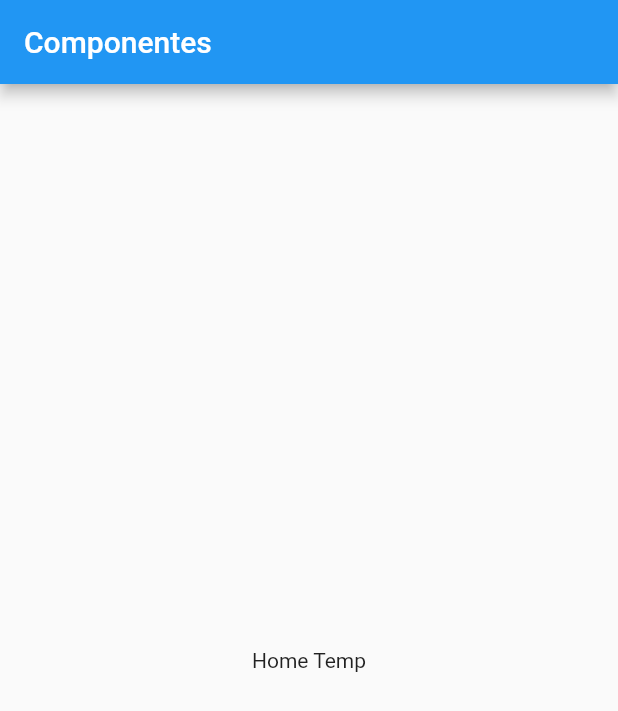
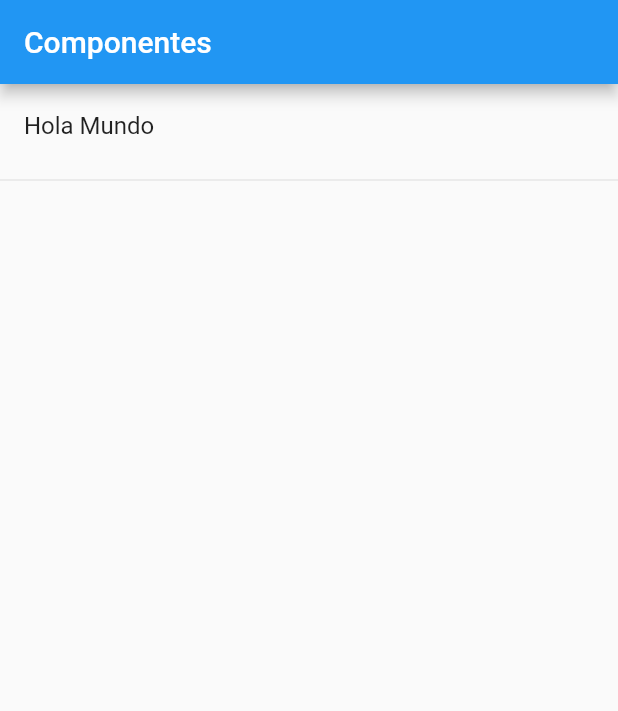
Before and after one commit to alvag/componentes_flutter, a Flutter app: the screen it shows after launch, on a phone screen of 412 x 824 dp. Shown: the top 711 px of the screen. Run offline on Flutter 3.47's test engine with Material 2 defaults, Android fonts, the phone set to English and light mode, and no system bars.

Commit message:
home page

```diff
--- a/lib/main.dart
+++ b/lib/main.dart
@@ -1,6 +1,6 @@
 import 'package:flutter/material.dart';
 
-import 'package:componentes_flutter/src/pages/home_temp.dart';
+import 'package:componentes_flutter/src/pages/home_page.dart';
 
 void main() => runApp(MyApp());
 
@@ -10,11 +10,7 @@ class MyApp extends StatelessWidget {
     return MaterialApp(
       debugShowCheckedModeBanner: false,
       title: 'Componentes App',
-      home: Scaffold(
-          appBar: AppBar(
-            title: Text('Componentes'),
-          ),
-          body: HomePageTemp()),
+      home: HomePage(),
     );
   }
 }
--- /dev/null
+++ b/lib/src/pages/home_page.dart
@@ -0,0 +1,26 @@
+import 'package:flutter/material.dart';
+
+class HomePage extends StatelessWidget {
+  @override
+  Widget build(BuildContext context) {
+    return Scaffold(
+      appBar: AppBar(
+        title: Text('Componentes'),
+      ),
+      body: _list(),
+    );
+  }
+
+  Widget _list() {
+    return ListView(
+      children: _listItems(),
+    );
+  }
+
+  List<Widget> _listItems() {
+    return [
+      ListTile(title: Text('Hola Mundo')),
+      Divider(),
+    ];
+  }
+}
```
Also changed, not shown: lib/src/pages/home_temp.dart (+43 -2 lines).
